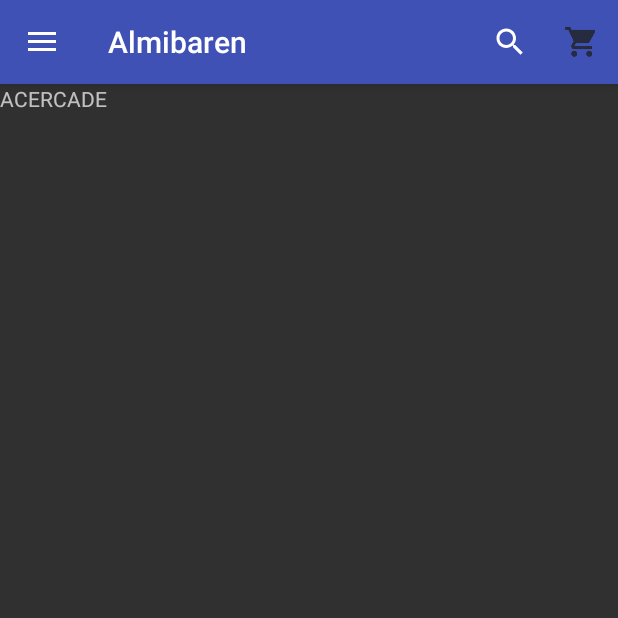
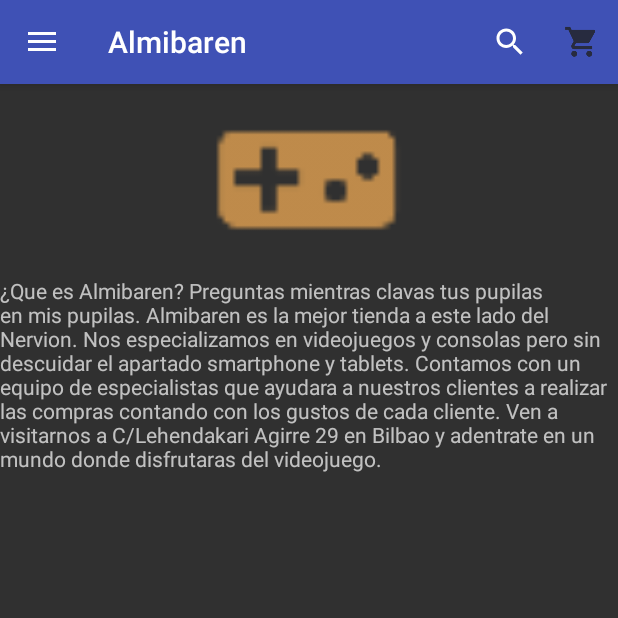
Before and after one commit to almibaren/AlmibarenAndroid, an Android app: the screen it shows after launch (MainActivity), in the side drawer, after a tap on "Acerca de", on a phone screen of 412 x 824 dp, the top half of it. Run offline under Robolectric (Android 15) with nearby library versions, the phone set to English and light mode, and no system bars; our stand-ins replace Volley; network calls fail; pictures from the network do not load.

Commit message:
acercade falta poco

```diff
--- a/app/src/main/res/layout/fragment_acerca_de.xml
+++ b/app/src/main/res/layout/fragment_acerca_de.xml
@@ -4,12 +4,18 @@
     android:layout_width="match_parent"
     android:layout_height="match_parent"
     tools:context=".fragment.AcercaDeFragment"
-    android:id="@+id/acercaDeFragment">
+    android:id="@+id/acercaDeFragment"
+    android:orientation="vertical">
 
-    <!-- TODO: Update blank fragment layout -->
+<ImageView
+    android:layout_width="match_parent"
+    android:layout_height="match_parent"
+    android:layout_weight="5"
+    android:src="@drawable/ic_consolas"/>
     <TextView
         android:layout_width="match_parent"
         android:layout_height="match_parent"
-        android:text="ACERCADE" />
+        android:text="@string/historiaTienda"
+        android:layout_weight="1"/>
 
 </LinearLayout>
```
